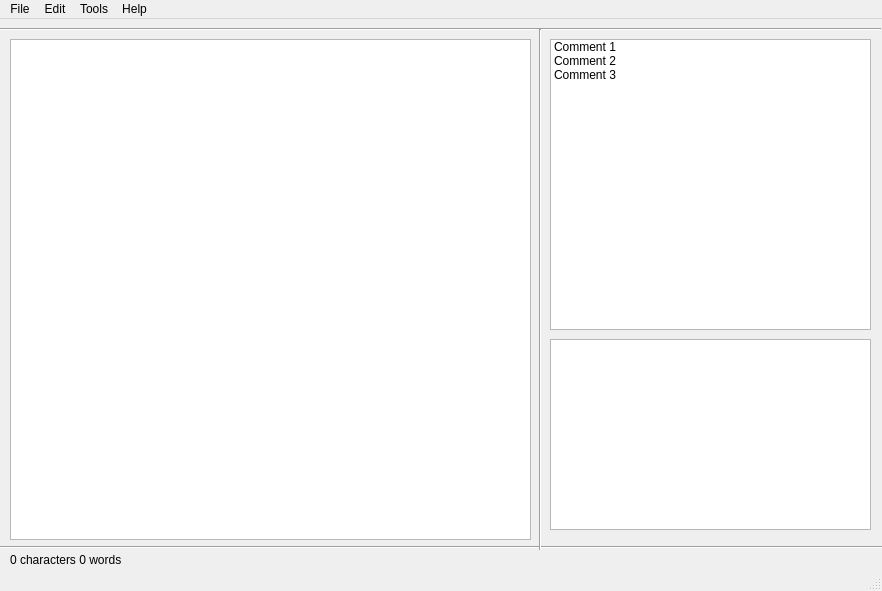
Old version of the form Editor_window.ui in the repository sidhiadkoli/flamingo.
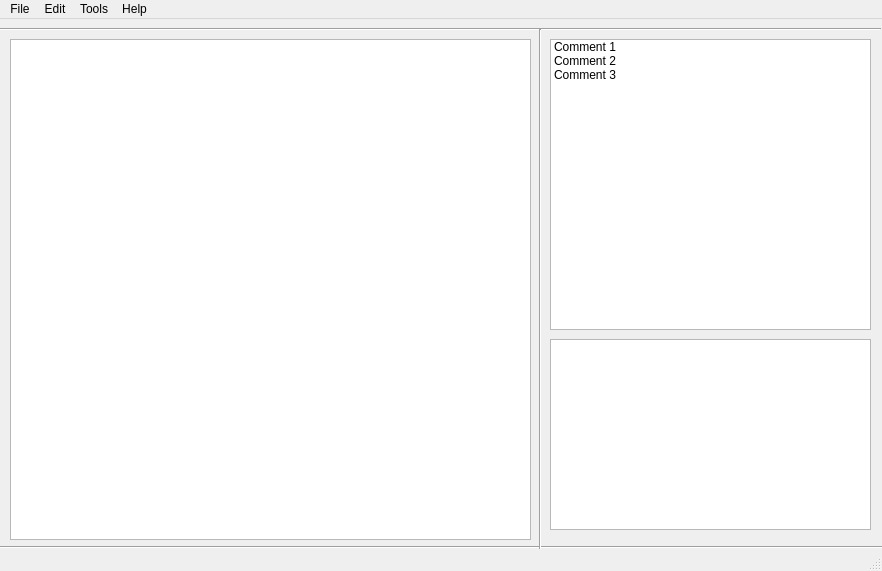
New version of the form.

Commit message: Prints cursor position

Patch:
```diff
--- a/Editor_window.ui
+++ b/Editor_window.ui
@@ -7,7 +7,7 @@
     <x>0</x>
     <y>0</y>
     <width>882</width>
-    <height>591</height>
+    <height>571</height>
    </rect>
   </property>
   <property name="windowTitle">
@@ -84,19 +84,6 @@
      </property>
     </item>
    </widget>
-   <widget class="QLabel" name="infoLabel">
-    <property name="geometry">
-     <rect>
-      <x>10</x>
-      <y>530</y>
-      <width>231</width>
-      <height>21</height>
-     </rect>
-    </property>
-    <property name="text">
-     <string>0 characters 0 words</string>
-    </property>
-   </widget>
    <widget class="QTextEdit" name="editorTextEdit">
     <property name="geometry">
      <rect>
```
The commit also changes 2 other files.
